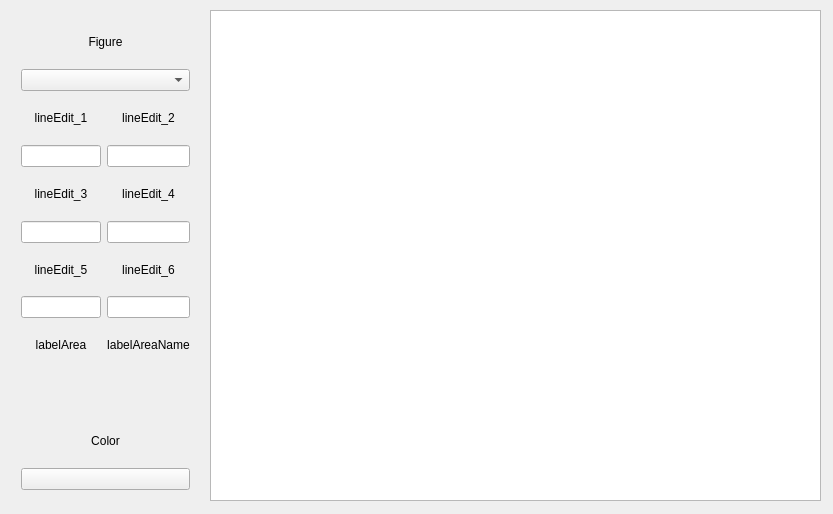
Before: the Qt Designer form experiments/training/widget.ui in kudroma/SimpleApplication, drawn with Qt 5.
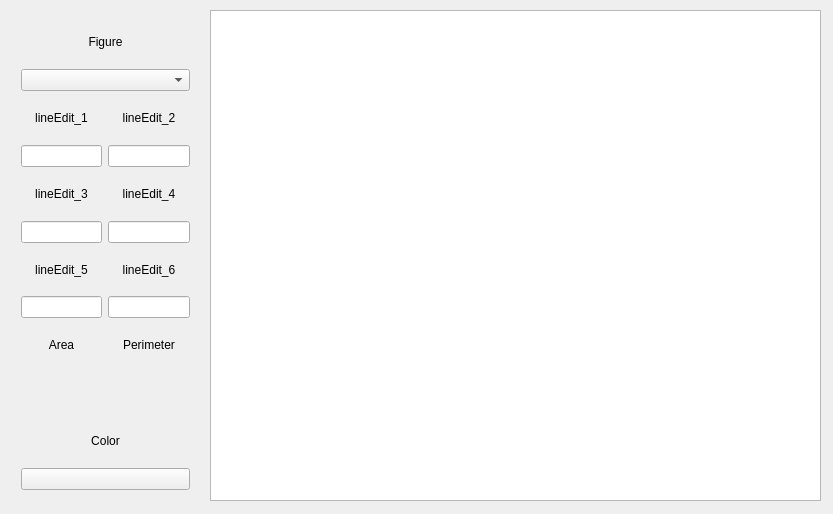
After: the same form once the commit is applied.

What changed in the file:
```diff
--- a/experiments/training/widget.ui
+++ b/experiments/training/widget.ui
@@ -143,7 +143,7 @@
     <item row="8" column="0">
      <widget class="QLabel" name="label_7">
       <property name="text">
-       <string>labelArea</string>
+       <string>Area</string>
       </property>
       <property name="alignment">
        <set>Qt::AlignCenter</set>
@@ -153,7 +153,7 @@
     <item row="8" column="1">
      <widget class="QLabel" name="label_8">
       <property name="text">
-       <string>labelAreaName</string>
+       <string>Perimeter</string>
       </property>
       <property name="alignment">
        <set>Qt::AlignCenter</set>
```
Left out of the diff: 4 changed lines with no effect on the pictures.
